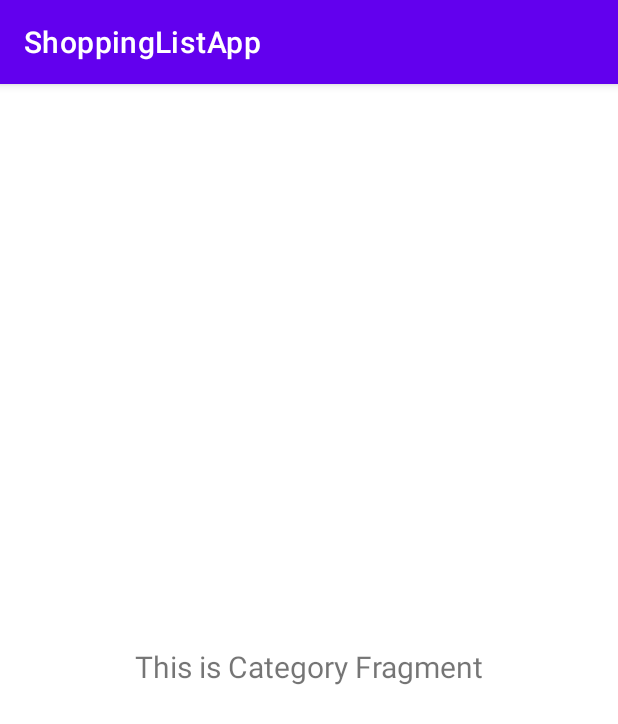
After one commit to Thom-Mon/ShoppingListApp, an Android app: the fragment CategoryFragment shown on its own in the app's theme, on a phone screen of 412 x 824 dp. The commit adds this screen. Shown: the top 724 px of the screen. Run offline under Robolectric (Android 15) with nearby library versions, the light colour scheme and no system bars.

Commit message:
#3 fragment category added

```diff
--- a/app/src/main/java/com/example/shoppinglistapp/MainActivity.kt
+++ b/app/src/main/java/com/example/shoppinglistapp/MainActivity.kt
@@ -49,7 +49,7 @@ class MainActivity : AppCompatActivity() {
         // menu should be considered as top level destinations.
         appBarConfiguration = AppBarConfiguration(
             setOf(
-               R.id.nav_shoppinglist, R.id.nav_settings, R.id.nav_standard
+               R.id.nav_shoppinglist, R.id.nav_settings, R.id.nav_standard, R.id.nav_category
             ), drawerLayout
         )
         setupActionBarWithNavController(navController, appBarConfiguration)
--- /dev/null
+++ b/app/src/main/java/com/example/shoppinglistapp/ui/category/CategoryFragment.kt
@@ -0,0 +1,46 @@
+package com.example.shoppinglistapp.ui.category
+
+import androidx.lifecycle.ViewModelProvider
+import android.os.Bundle
+import androidx.fragment.app.Fragment
+import android.view.LayoutInflater
+import android.view.View
+import android.view.ViewGroup
+import android.widget.TextView
+import com.example.shoppinglistapp.R
+import com.example.shoppinglistapp.databinding.FragmentCategoryBinding
+import com.example.shoppinglistapp.databinding.FragmentShoppinglistBinding
+import com.example.shoppinglistapp.ui.shoppinglist.ShoppinglistViewModel
+
+class CategoryFragment : Fragment() {
+
+    private var _binding: FragmentCategoryBinding? = null
+
+    // This property is only valid between onCreateView and
+    // onDestroyView.
+    private val binding get() = _binding!!
+
+    override fun onCreateView(
+        inflater: LayoutInflater,
+        container: ViewGroup?,
+        savedInstanceState: Bundle?
+    ): View {
+        val categoryViewModel =
+            ViewModelProvider(this).get(CategoryViewModel::class.java)
+
+        _binding = FragmentCategoryBinding.inflate(inflater, container, false)
+        val root: View = binding.root
+
+        val textView: TextView = binding.textCategory
+        categoryViewModel.text.observe(viewLifecycleOwner) {
+            textView.text = it
+        }
+        return root
+    }
+
+    override fun onDestroyView() {
+        super.onDestroyView()
+        _binding = null
+    }
+
+}
--- /dev/null
+++ b/app/src/main/java/com/example/shoppinglistapp/ui/category/CategoryViewModel.kt
@@ -0,0 +1,12 @@
+package com.example.shoppinglistapp.ui.category
+
+import androidx.lifecycle.LiveData
+import androidx.lifecycle.MutableLiveData
+import androidx.lifecycle.ViewModel
+
+class CategoryViewModel : ViewModel() {
+    private val _text = MutableLiveData<String>().apply {
+        value = "This is Category Fragment"
+    }
+    val text: LiveData<String> = _text
+}
--- /dev/null
+++ b/app/src/main/res/drawable/ic_baseline_reorder_24.xml
@@ -0,0 +1,5 @@
+<vector android:height="24dp" android:tint="#000000"
+    android:viewportHeight="24" android:viewportWidth="24"
+    android:width="24dp" xmlns:android="http://schemas.android.com/apk/res/android">
+    <path android:fillColor="@android:color/white" android:pathData="M3,15h18v-2L3,13v2zM3,19h18v-2L3,17v2zM3,11h18L21,9L3,9v2zM3,5v2h18L21,5L3,5z"/>
+</vector>
--- /dev/null
+++ b/app/src/main/res/layout/fragment_category.xml
@@ -0,0 +1,22 @@
+<?xml version="1.0" encoding="utf-8"?>
+<androidx.constraintlayout.widget.ConstraintLayout xmlns:android="http://schemas.android.com/apk/res/android"
+    xmlns:app="http://schemas.android.com/apk/res-auto"
+    xmlns:tools="http://schemas.android.com/tools"
+    android:layout_width="match_parent"
+    android:layout_height="match_parent"
+    tools:context=".ui.category.CategoryFragment">
+
+    <TextView
+        android:id="@+id/text_category"
+        android:layout_width="match_parent"
+        android:layout_height="wrap_content"
+        android:layout_marginStart="8dp"
+        android:layout_marginTop="8dp"
+        android:layout_marginEnd="8dp"
+        android:textAlignment="center"
+        android:textSize="20sp"
+        app:layout_constraintBottom_toBottomOf="parent"
+        app:layout_constraintEnd_toEndOf="parent"
+        app:layout_constraintStart_toStartOf="parent"
+        app:layout_constraintTop_toTopOf="parent" />
+</androidx.constraintlayout.widget.ConstraintLayout>
--- a/app/src/main/res/menu/activity_main_drawer.xml
+++ b/app/src/main/res/menu/activity_main_drawer.xml
@@ -8,6 +8,10 @@
             android:id="@+id/nav_shoppinglist"
             android:icon="@drawable/ic_baseline_shopping_cart_24"
             android:title="@string/menu_shoppinglist" />
+        <item
+            android:id="@+id/nav_category"
+            android:icon="@drawable/ic_baseline_reorder_24"
+            android:title="@string/menu_category" />
         <item
             android:id="@+id/nav_standard"
             android:icon="@drawable/ic_baseline_playlist_add_24"
--- a/app/src/main/res/navigation/mobile_navigation.xml
+++ b/app/src/main/res/navigation/mobile_navigation.xml
@@ -40,4 +40,10 @@
         android:name="com.example.shoppinglistapp.ui.settings.SettingsFragment"
         android:label="fragment_settings"
         tools:layout="@layout/fragment_settings" />
+
+    <fragment
+        android:id="@+id/nav_category"
+        android:name="com.example.shoppinglistapp.ui.category.CategoryFragment"
+        android:label="fragment_category"
+        tools:layout="@layout/fragment_category" />
 </navigation>
--- a/app/src/main/res/values/strings.xml
+++ b/app/src/main/res/values/strings.xml
@@ -13,4 +13,5 @@
     <string name="menu_shoppinglist">Einkaufsliste</string>
     <string name="menu_settings">Einstellungen</string>
     <string name="menu_standard">Standards</string>
+    <string name="menu_category">Kategorien</string>
 </resources>
```
